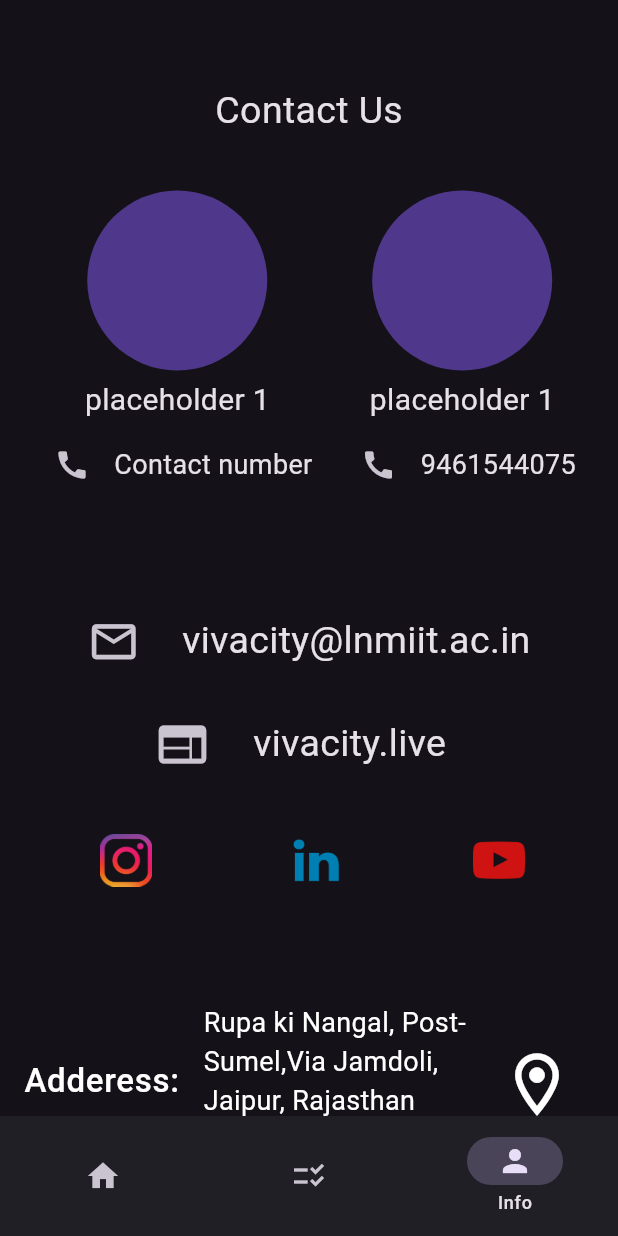
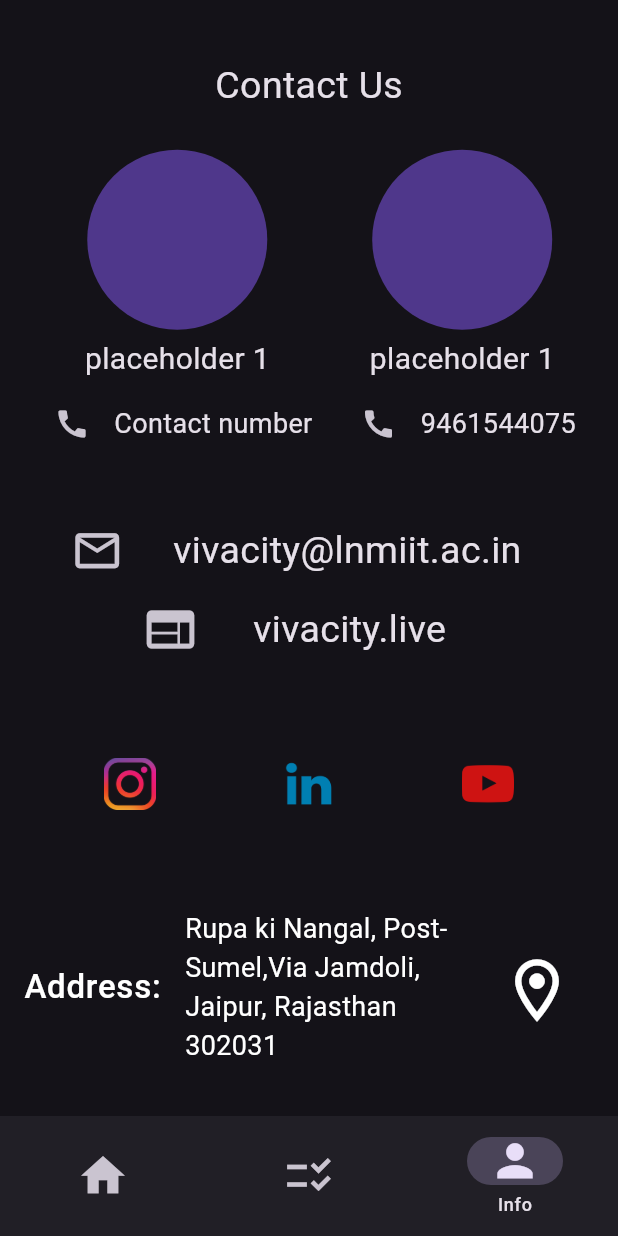
Before and after one commit to sarthakkotia/viva_app, a Flutter app: the screen it shows after launch, item 3 of the bottom bar chosen, on a phone screen of 412 x 824 dp. Run offline on Flutter 3.47's test engine with Material 3 defaults, Android fonts, the phone set to English and light mode, and no system bars.

Commit message:
Tried to make the app screen responsive

```diff
--- a/lib/Screens/home_page.dart
+++ b/lib/Screens/home_page.dart
@@ -42,13 +42,25 @@ class _MyHomePageState extends State<MyHomePage> {
           });
         },
         destinations: const <Widget>[
-          NavigationDestination(icon: Icon(Icons.home_sharp), label: "Home"),
           NavigationDestination(
-              icon: Icon(Icons.checklist_rtl_sharp), label: "Schedule"),
-          NavigationDestination(icon: Icon(Icons.person), label: "Info"),
+              enabled: true,
+              icon: Icon(
+                Icons.home_sharp,
+                size: 35,
+              ),
+              label: "Home"),
+          NavigationDestination(
+              icon: Icon(Icons.checklist_rtl_sharp, size: 35),
+              label: "Schedule"),
+          NavigationDestination(
+              icon: Icon(
+                Icons.person,
+                size: 35,
+              ),
+              label: "Info"),
         ],
       ),
-      body: Center(child: screens[currentPageIndex]),
+      body: screens[currentPageIndex],
     );
   }
 }
--- a/lib/Screens/info_screen.dart
+++ b/lib/Screens/info_screen.dart
@@ -1,130 +1,54 @@
 import 'package:flutter/material.dart';
+import 'package:viva_app/Widgets/ContactUs_widget.dart';
 import 'package:viva_app/urllauncher.dart';
 
 UrlLauncher launcher = UrlLauncher();
-
-//TODO: Reasearch https://api.flutter.dev/flutter/widgets/precacheImage.html
 
 class InfoScreen extends StatelessWidget {
   const InfoScreen({super.key});
 
   @override
   Widget build(BuildContext context) {
+    double heightscreen = MediaQuery.of(context).size.height;
+    final bottomPadding = MediaQuery.of(context).padding.bottom;
+    final topPadding = MediaQuery.of(context).padding.top;
     AppBar ab = AppBar();
-    return Column(
+    double heightfinal = heightscreen - bottomPadding - topPadding;
+    //TODO: Make it adaptable to screens
+    return SingleChildScrollView(
+      child: SizedBox(
+        height: heightfinal,
+        child: Column(
           crossAxisAlignment: CrossAxisAlignment.center,
           children: [
             SizedBox(
-          height: ab.preferredSize.height - 20,
+              height: ab.preferredSize.height - 25,
             ),
-        const Padding(
-          padding: EdgeInsets.only(top: 20.0, bottom: 20),
+            const Flexible(
+              child: Padding(
+                padding: EdgeInsets.all(8.0),
                 child: Text(
                   "Contact Us",
                   style: TextStyle(fontSize: 25),
                 ),
               ),
-        //TODO: Make contact number clickable
-        Padding(
-          padding: const EdgeInsets.symmetric(horizontal: 8.0, vertical: 15),
-          child: Row(
-            mainAxisAlignment: MainAxisAlignment.spaceEvenly,
-            children: [
-              Column(
-                children: [
-                  //TODO: Rounded Square
-                  const CircleAvatar(radius: 60),
-                  const Padding(
-                    padding:
-                        EdgeInsets.symmetric(horizontal: 5.0, vertical: 5.0),
-                    child: Text(
-                      "placeholder 1",
-                      style: TextStyle(fontSize: 20),
             ),
+            SizedBox(
+              height: heightscreen / 70,
             ),
+            SizedBox(
+                height: heightfinal * 0.3, child: ContactUsWidget(launcher)),
             Row(
+              mainAxisAlignment: MainAxisAlignment.center,
               children: [
                 IconButton(
-                          onPressed: () async {
-                            await launcher.callNumber("");
-                          },
-                          icon: const Icon(Icons.call)),
-                      InkWell(
-                        borderRadius: BorderRadius.circular(60),
-                        onTap: () async {
-                          await launcher.callNumber("num");
-                        },
-                        child: const Padding(
-                          padding: EdgeInsets.symmetric(
-                              vertical: 5.0, horizontal: 4),
-                          child: Text(
-                            "Contact number",
-                            style: TextStyle(fontSize: 18),
-                          ),
-                        ),
-                      ),
-                    ],
-                  ),
-                ],
-              ),
-              Column(
-                children: [
-                  const CircleAvatar(radius: 60),
-                  const Padding(
-                    padding:
-                        EdgeInsets.symmetric(horizontal: 5.0, vertical: 5.0),
-                    child: Text(
-                      "placeholder 1",
-                      style: TextStyle(fontSize: 20),
-                    ),
-                  ),
-                  Row(
-                    children: [
-                      IconButton(
-                          onPressed: () {
-                            launcher.callNumber("9461544075");
-                          },
-                          icon: const Icon(Icons.call)),
-                      InkWell(
-                        borderRadius: BorderRadius.circular(60),
-                        onTap: () {
-                          launcher.callNumber("9461544075");
-                        },
-                        child: const Padding(
-                          padding: EdgeInsets.symmetric(
-                              vertical: 5.0, horizontal: 4),
-                          child: Text(
-                            "9461544075",
-                            style: TextStyle(fontSize: 18),
-                          ),
-                        ),
-                      ),
-                    ],
-                  ),
-                ],
-              ),
-            ],
-          ),
-        ),
-        const SizedBox(
-          height: 45,
-        ),
-        Column(
-          children: [
-            Padding(
-              padding: const EdgeInsets.all(8.0),
-              child: Row(
-                mainAxisAlignment: MainAxisAlignment.center,
-                children: [
-                  Padding(
-                    padding: EdgeInsets.only(left: 12),
-                    child: IconButton(
                     onPressed: () async {
                       await launcher.launchMail();
                     },
                     icon: const Icon(Icons.mail_outline, size: 35)),
-                  ),
-                  InkWell(
+                Padding(
+                  padding: const EdgeInsets.all(5.0),
+                  child: InkWell(
                     borderRadius: BorderRadius.circular(55),
                     onTap: () {
                       launcher.launchMail();
@@ -134,13 +58,11 @@ class InfoScreen extends StatelessWidget {
                       child: Text("vivacity@lnmiit.ac.in",
                           style: TextStyle(fontSize: 25)),
                     ),
+                  ),
                 )
               ],
             ),
-            ),
-            Padding(
-              padding: EdgeInsets.all(8.0),
-              child: Row(
+            Row(
               mainAxisAlignment: MainAxisAlignment.center,
               children: [
                 IconButton(
@@ -150,7 +72,9 @@ class InfoScreen extends StatelessWidget {
                           Uri(scheme: "https", host: "vivacity.live"));
                     },
                     icon: const Icon(Icons.web)),
-                  InkWell(
+                Padding(
+                  padding: const EdgeInsets.all(8.0),
+                  child: InkWell(
                     borderRadius: BorderRadius.circular(55),
                     onTap: () {
                       launcher.launchweb(
@@ -161,17 +85,20 @@ class InfoScreen extends StatelessWidget {
                       child:
                           Text("vivacity.live", style: TextStyle(fontSize: 25)),
                     ),
+                  ),
                 )
               ],
             ),
+            SizedBox(
+              height: heightscreen / 60,
             ),
-          ],
-        ),
-        Row(
+            SizedBox(
+              height: heightfinal * .15,
+              child: Row(
                 mainAxisAlignment: MainAxisAlignment.spaceEvenly,
                 children: [
                   IconButton(
-                padding: const EdgeInsets.all(25),
+                      padding: const EdgeInsets.all(15),
                       onPressed: () {
                         launcher.launchInstaPage();
                       },
@@ -183,7 +110,7 @@ class InfoScreen extends StatelessWidget {
                         ),
                       )),
                   IconButton(
-                padding: const EdgeInsets.all(25),
+                      padding: const EdgeInsets.all(15),
                       onPressed: () {
                         launcher.launchLinkedInPage();
                       },
@@ -195,7 +122,7 @@ class InfoScreen extends StatelessWidget {
                         ),
                       )),
                   IconButton(
-                padding: const EdgeInsets.all(20),
+                      padding: const EdgeInsets.all(15),
                       onPressed: () {
                         launcher.launchYtPage();
                       },
@@ -208,14 +135,17 @@ class InfoScreen extends StatelessWidget {
                       )),
                 ],
               ),
-        const SizedBox(
-          height: 45,
             ),
-        ListTile(
+            SizedBox(
+              height: heightscreen / 60,
+            ),
+            //TODO: Add GMAPS Snippet
+            Expanded(
+              child: ListTile(
                 textColor: Colors.white,
                 enableFeedback: false,
                 leading: const Text(
-            "Adderess:",
+                  "Address:",
                   style: TextStyle(fontSize: 22),
                 ),
                 subtitle: const Text(
@@ -234,7 +164,10 @@ class InfoScreen extends StatelessWidget {
                   ),
                 ),
               ),
+            ),
           ],
+        ),
+      ),
     );
   }
 }
--- /dev/null
+++ b/lib/Widgets/ContactUs_widget.dart
@@ -0,0 +1,95 @@
+import 'package:flutter/material.dart';
+import 'package:viva_app/urllauncher.dart';
+
+class ContactUsWidget extends StatelessWidget {
+  final UrlLauncher launcher;
+
+  const ContactUsWidget(
+    this.launcher, {
+    super.key,
+  });
+
+  @override
+  Widget build(BuildContext context) {
+    return Padding(
+      padding: const EdgeInsets.symmetric(horizontal: 8, vertical: 5),
+      child: Row(
+        mainAxisAlignment: MainAxisAlignment.spaceEvenly,
+        children: [
+          Column(
+            children: [
+              //TODO: Rounded Square
+              const CircleAvatar(radius: 60),
+              const Padding(
+                padding: EdgeInsets.symmetric(horizontal: 5.0, vertical: 5.0),
+                child: Text(
+                  "placeholder 1",
+                  style: TextStyle(fontSize: 20),
+                ),
+              ),
+              Row(
+                children: [
+                  IconButton(
+                      onPressed: () async {
+                        await launcher.callNumber("");
+                      },
+                      icon: const Icon(Icons.call)),
+                  InkWell(
+                    borderRadius: BorderRadius.circular(60),
+                    onTap: () async {
+                      await launcher.callNumber("num");
+                    },
+                    child: const Padding(
+                      padding:
+                          EdgeInsets.symmetric(vertical: 5.0, horizontal: 4),
+                      child: Text(
+                        "Contact number",
+                        style: TextStyle(fontSize: 18),
+                      ),
+                    ),
+                  ),
+                ],
+              ),
+            ],
+          ),
+          Column(
+            children: [
+              const CircleAvatar(radius: 60),
+              const Padding(
+                padding: EdgeInsets.symmetric(horizontal: 5.0, vertical: 5.0),
+                child: Text(
+                  "placeholder 1",
+                  style: TextStyle(fontSize: 20),
+                ),
+              ),
+              //TODO: Make call icon colored
+              Row(
+                children: [
+                  IconButton(
+                      onPressed: () {
+                        launcher.callNumber("9461544075");
+                      },
+                      icon: const Icon(Icons.call)),
+                  InkWell(
+                    borderRadius: BorderRadius.circular(60),
+                    onTap: () {
+                      launcher.callNumber("9461544075");
+                    },
+                    child: const Padding(
+                      padding:
+                          EdgeInsets.symmetric(vertical: 5.0, horizontal: 4),
+                      child: Text(
+                        "9461544075",
+                        style: TextStyle(fontSize: 18),
+                      ),
+                    ),
+                  ),
+                ],
+              ),
+            ],
+          ),
+        ],
+      ),
+    );
+  }
+}
--- a/lib/main.dart
+++ b/lib/main.dart
@@ -15,6 +15,7 @@ class MyApp extends StatelessWidget {
 
   // This widget is the root of your application.
   @override
+  //TODO: Make orientation permanent
   Widget build(BuildContext context) {
     return MaterialApp(
       debugShowCheckedModeBanner: false,
```
Lines whose indentation alone changed are shown as unchanged.
